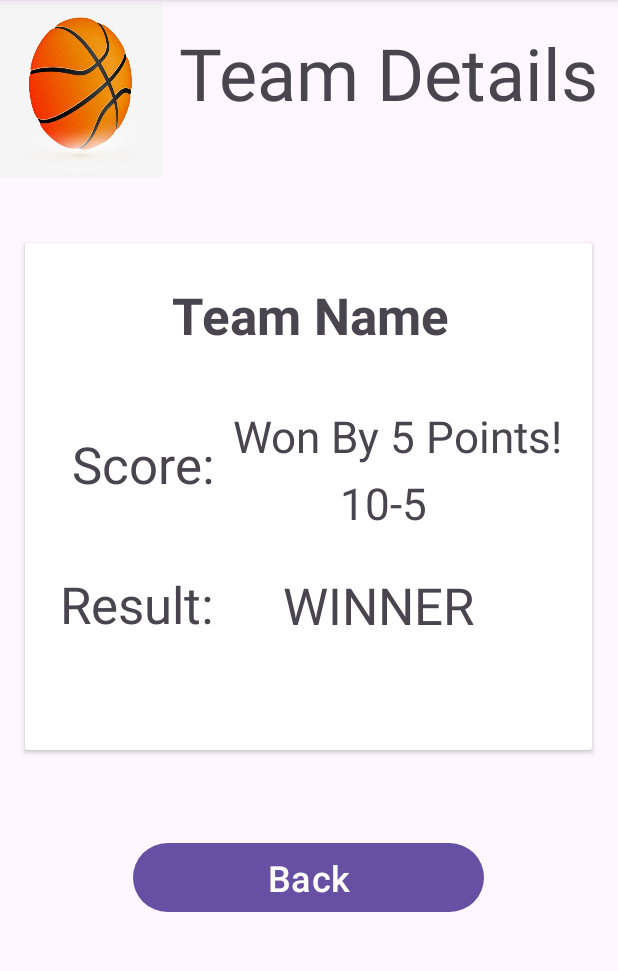
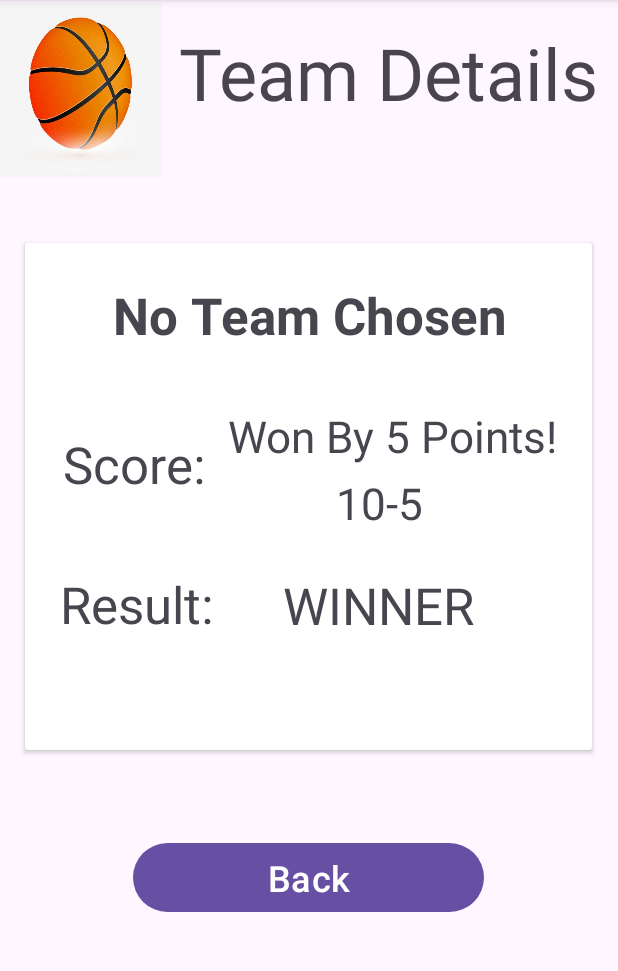
Before and after one commit to imufiii/Capstone-INFO6134, an Android app: the TeamDetails screen opened directly, with no data from a screen before it, on a phone screen of 412 x 824 dp, the part 96-1067 px from its top. Run offline under Robolectric (Android 15) with nearby library versions, the phone set to English and light mode, and no system bars.

Commit message:
#13 added team name retrieving from shared preference and added back button.

```diff
--- a/app/src/main/java/ssalim/example/capstone_info6134/TeamDetails.kt
+++ b/app/src/main/java/ssalim/example/capstone_info6134/TeamDetails.kt
@@ -2,10 +2,23 @@ package ssalim.example.capstone_info6134
 
 import androidx.appcompat.app.AppCompatActivity
 import android.os.Bundle
+import android.widget.Button
+import android.widget.TextView
 
 class TeamDetails : AppCompatActivity() {
     override fun onCreate(savedInstanceState: Bundle?) {
         super.onCreate(savedInstanceState)
         setContentView(R.layout.activity_team_details)
+        val savedTeamName = sharedPreference.getSavedTeam(this)
+        val teamNameTextView: TextView = findViewById(R.id.textViewTeam)
+        teamNameTextView.text = savedTeamName ?: "No Team Chosen"
+        backFunction()
+    }
+
+    private fun backFunction() {
+        val backButton: Button = findViewById(R.id.backBtn)
+        backButton.setOnClickListener {
+            finish()
+        }
     }
 }
--- a/app/src/main/res/layout/activity_main.xml
+++ b/app/src/main/res/layout/activity_main.xml
@@ -24,7 +24,7 @@
             app:srcCompat="@drawable/logo" />
 
         <androidx.cardview.widget.CardView
-            android:id="@+id/cardView"
+            android:id="@+id/teamDetails"
             android:layout_width="0dp"
             android:layout_height="wrap_content"
             android:layout_marginStart="20dp"
@@ -70,7 +70,7 @@
             android:onClick="onCardClick"
             app:layout_constraintEnd_toEndOf="parent"
             app:layout_constraintStart_toStartOf="parent"
-            app:layout_constraintTop_toBottomOf="@+id/cardView">
+            app:layout_constraintTop_toBottomOf="@+id/teamDetails">
 
             <LinearLayout
                 android:layout_width="match_parent"
--- a/app/src/main/res/layout/activity_team_details.xml
+++ b/app/src/main/res/layout/activity_team_details.xml
@@ -51,7 +51,7 @@
                 android:layout_height="match_parent">
 
                 <TextView
-                    android:id="@+id/textView3"
+                    android:id="@+id/textViewTeam"
                     android:layout_width="wrap_content"
                     android:layout_height="wrap_content"
                     android:layout_marginStart="98dp"
@@ -68,12 +68,12 @@
                     android:id="@+id/textView4"
                     android:layout_width="wrap_content"
                     android:layout_height="wrap_content"
-                    android:layout_marginStart="31dp"
+                    android:layout_marginStart="25dp"
                     android:layout_marginTop="54dp"
                     android:text="Score:"
                     android:textSize="34sp"
                     app:layout_constraintStart_toStartOf="parent"
-                    app:layout_constraintTop_toBottomOf="@+id/textView3" />
+                    app:layout_constraintTop_toBottomOf="@+id/textViewTeam" />
 
                 <TextView
                     android:id="@+id/textView5"
@@ -86,7 +86,7 @@
                     android:textSize="29sp"
                     app:layout_constraintEnd_toEndOf="parent"
                     app:layout_constraintStart_toEndOf="@+id/textView4"
-                    app:layout_constraintTop_toBottomOf="@+id/textView3" />
+                    app:layout_constraintTop_toBottomOf="@+id/textViewTeam" />
 
                 <TextView
                     android:id="@+id/textView6"
@@ -128,7 +128,7 @@
         </androidx.cardview.widget.CardView>
 
         <Button
-            android:id="@+id/button"
+            android:id="@+id/backBtn"
             android:layout_width="234dp"
             android:layout_height="54dp"
             android:layout_marginStart="88dp"
```
Also changed, not shown: app/src/main/java/ssalim/example/capstone_info6134/MainActivity.kt (+12 -3 lines).
